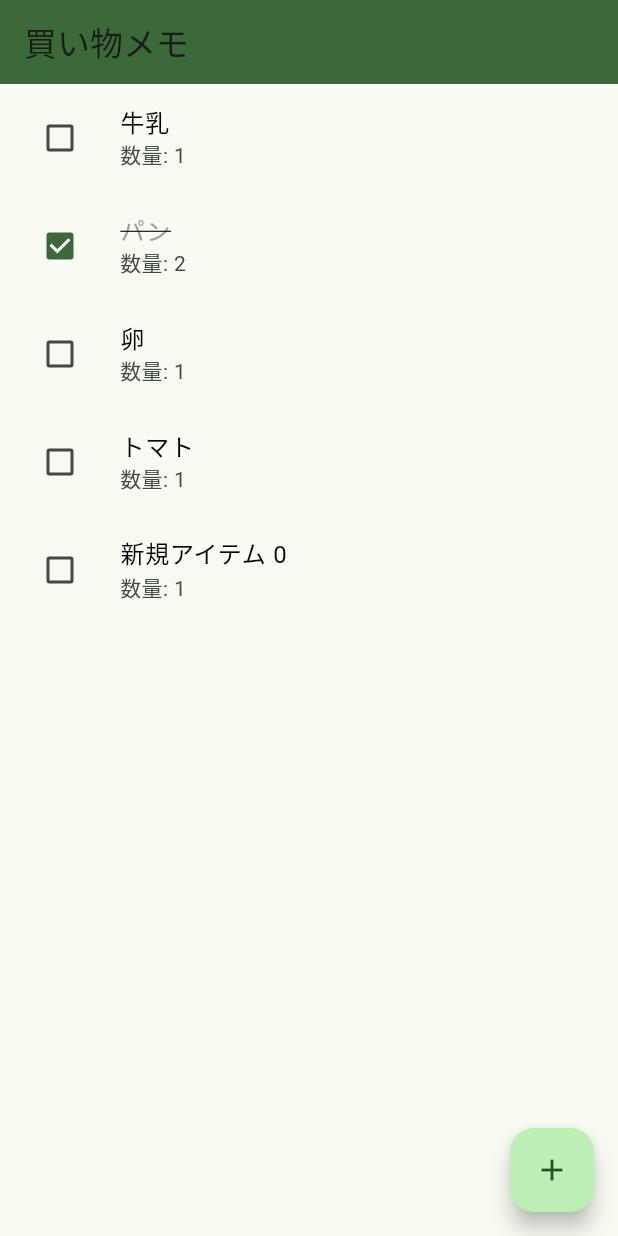
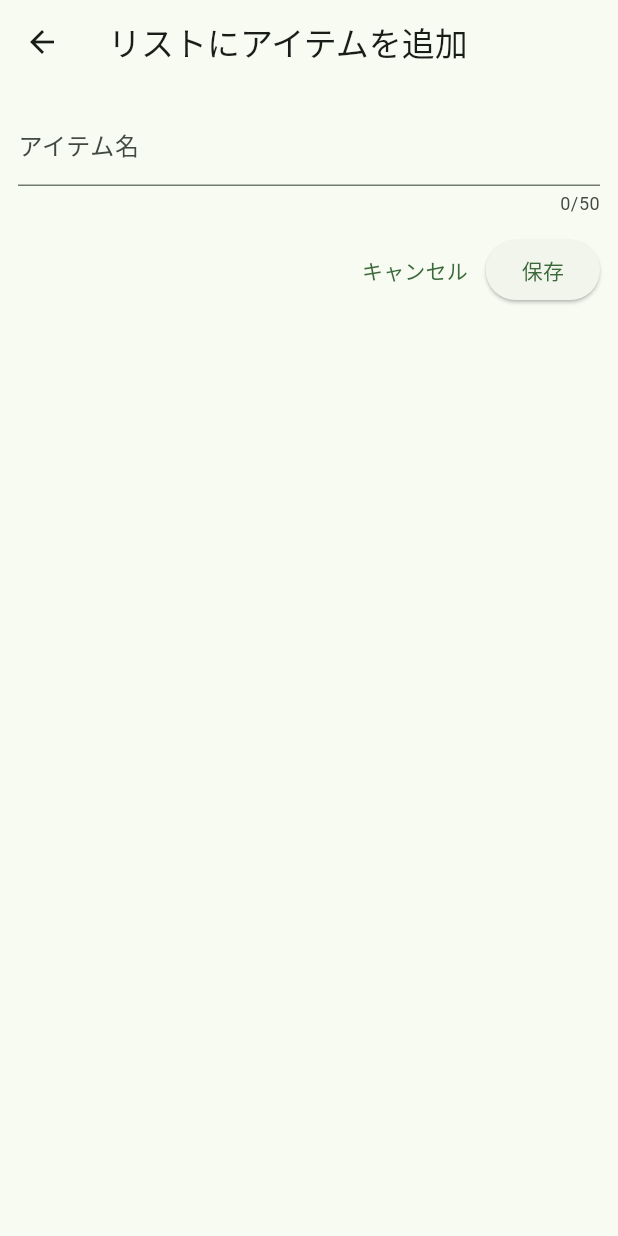
Before and after one commit to saladve/flutter_shopping-list, a Flutter app: the screen it shows after launch, after a tap on the "add" icon, on a phone screen of 412 x 824 dp. Run offline on Flutter 3.47's test engine with Material 3 defaults, Android fonts, the phone set to English and light mode, and no system bars.

Commit message:
11/26/25 コミット

```diff
--- /dev/null
+++ b/shopping_list_app/lib/screens/new_item_screen.dart
@@ -0,0 +1,69 @@
+import 'package:flutter/material.dart';
+
+class NewItemScreen extends StatefulWidget {
+  const NewItemScreen({super.key});
+
+  @override
+  State<NewItemScreen> createState() => _NewItemScreenState();
+}
+
+class _NewItemScreenState extends State<NewItemScreen> {
+  final _nameController = TextEditingController();
+
+  @override
+  void dispose() {
+    _nameController.dispose();
+    super.dispose();
+  }
+
+  void _saveItem() {
+    final enteredName = _nameController.text;
+
+    if (enteredName.trim().isEmpty) {
+      ScaffoldMessenger.of(context).showSnackBar(
+        const SnackBar(content: Text('アイテム名を入力してください')),
+      );
+      return;
+    }
+    Navigator.of(context).pop(enteredName);
+  }
+
+  @override
+  Widget build(BuildContext context) {
+    return Scaffold(
+      appBar: AppBar(
+        title: const Text('リストにアイテムを追加'),
+      ),
+      body: Padding(
+        padding: const EdgeInsets.all(12),
+        child: Column(
+          children: [
+            TextField(
+              controller: _nameController,
+              maxLength: 50,
+              decoration: const InputDecoration(
+                labelText: 'アイテム名',
+              ),
+            ),
+            const SizedBox(height: 12),
+            Row(
+              mainAxisAlignment: MainAxisAlignment.end,
+              children: [
+                TextButton(
+                  onPressed: () {
+                    Navigator.of(context).pop();
+                  },
+                  child: const Text('キャンセル'),
+                ),
+                ElevatedButton(
+                  onPressed: _saveItem,
+                  child: const Text('保存'),
+                ),
+              ],
+            ),
+          ],
+        ),
+      ),
+    );
+  }
+}
--- a/shopping_list_app/lib/screens/shopping_list_screen.dart
+++ b/shopping_list_app/lib/screens/shopping_list_screen.dart
@@ -1,16 +1,16 @@
 import 'package:flutter/material.dart';
 import '../models/shopping_item.dart';
+import '../screens/new_item_screen.dart';
 
 class ShoppingListScreen extends StatefulWidget {
   const ShoppingListScreen({super.key});
 
-  // Stateオブジェクトを作成するメソッド
   @override
   State<ShoppingListScreen> createState() => _ShoppingListScreenState();
 }
 
 class _ShoppingListScreenState extends State<ShoppingListScreen> {
-//ダミーデータ
+// ダミーデータ
   final List<ShoppingItem> _shoppingList = [
     const ShoppingItem(name: '牛乳', quantity: 1, isCompleted: false),
     const ShoppingItem(name: 'パン', quantity: 2, isCompleted: true),
@@ -18,14 +18,35 @@ class _ShoppingListScreenState extends State<ShoppingListScreen> {
     const ShoppingItem(name: 'トマト'),
   ];
 
-  // チェックボックスの状態を切り替えるメソッド（次のステップで利用）
+  // チェックボックスの状態を切り替えるメソッド
   void _toggleCompletion(int index) {
-    // setStateブロック内でデータを変更すると、UIが自動的に再描画されます
     setState(() {
       final currentItem = _shoppingList[index];
 
       _shoppingList[index] = currentItem.copyWith(
         isCompleted: !currentItem.isCompleted,
+      );
+    });
+  }
+
+  void _addItem(BuildContext context) async {
+    final result = await Navigator.of(context).push<String>(
+      MaterialPageRoute(
+        builder: (ctx) => const NewItemScreen(),
+      ),
+    );
+
+    if (result == null) {
+      return;
+    }
+
+    setState(() {
+      _shoppingList.add(
+        ShoppingItem(
+          name: result, // NewItemScreenから返されたアイテム名を使用
+          quantity: 1, // 新規追加アイテムのデフォルト数量
+          isCompleted: false,
+        ),
       );
     });
   }
@@ -67,17 +88,10 @@ class _ShoppingListScreenState extends State<ShoppingListScreen> {
         },
       ),
 
-      // 画面右下のフローティングアクションボタン（アイテム追加用）
+      // 追加ボタン
       floatingActionButton: FloatingActionButton(
         onPressed: () {
-          setState(() {
-            _shoppingList.add(
-              ShoppingItem(
-                name: '新規アイテム ${DateTime.now().second}', // 時刻でユニークな名前に
-                quantity: 1,
-              ),
-            );
-          });
+          _addItem(context);
         },
         child: const Icon(Icons.add),
       ),
```
